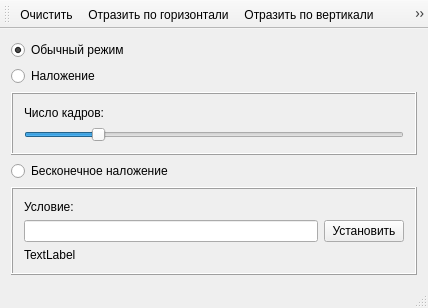
The window that mainwindow.ui (AndreiPustovalov/Exposure) describes before a commit, drawn with Qt 5.
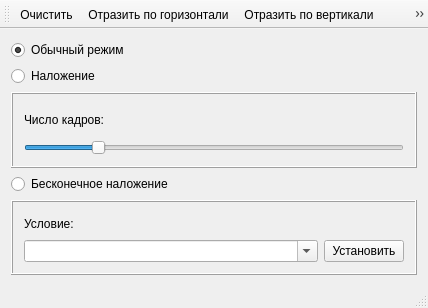
The same window after the commit. Icons and pictures are not drawn.

Patch:
```diff
--- a/mainwindow.ui
+++ b/mainwindow.ui
@@ -106,7 +106,17 @@
        <item>
         <layout class="QHBoxLayout" name="horizontalLayout_3">
          <item>
-          <widget class="QLineEdit" name="lineEdit"/>
+          <widget class="QComboBox" name="conditionEdit">
+           <property name="sizePolicy">
+            <sizepolicy hsizetype="Expanding" vsizetype="Fixed">
+             <horstretch>0</horstretch>
+             <verstretch>0</verstretch>
+            </sizepolicy>
+           </property>
+           <property name="editable">
+            <bool>true</bool>
+           </property>
+          </widget>
          </item>
          <item>
           <widget class="QPushButton" name="setCondition">
@@ -117,13 +127,6 @@
          </item>
         </layout>
        </item>
-       <item>
-        <widget class="QLabel" name="debugLbl">
-         <property name="text">
-          <string>TextLabel</string>
-         </property>
-        </widget>
-       </item>
       </layout>
      </widget>
     </item>
```
